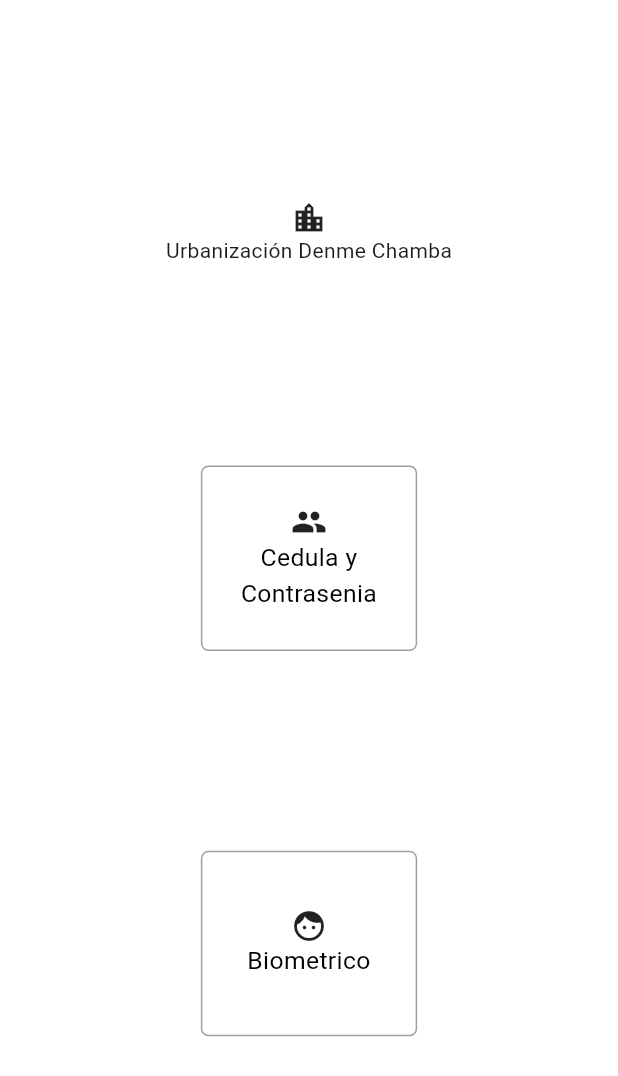
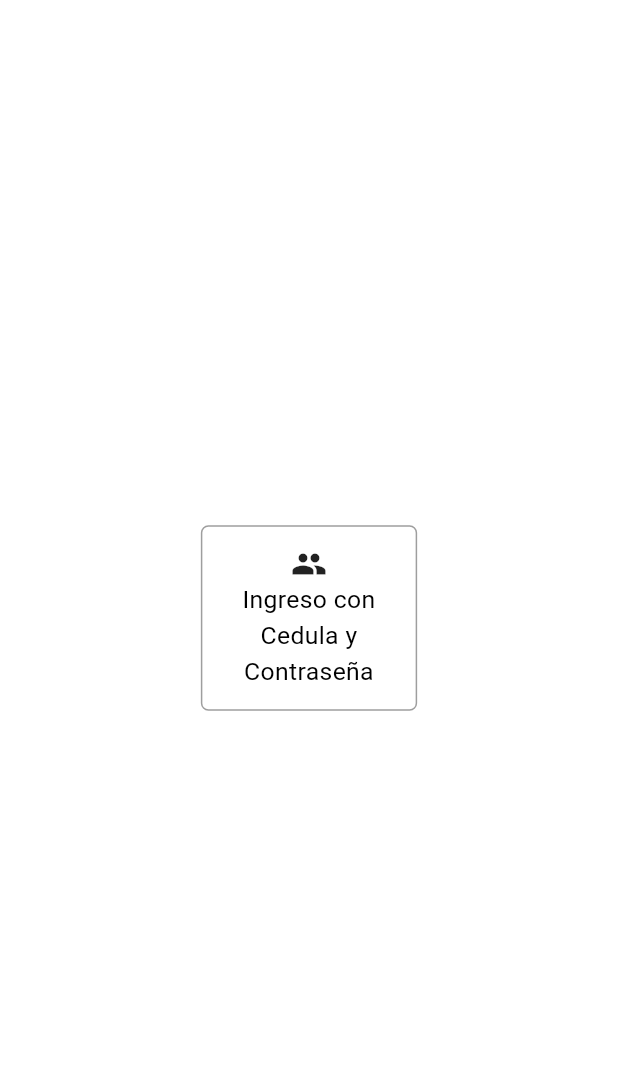
Before and after one commit to LsRood26/visitorRegistration, a Flutter app: the screen it shows after launch, on a phone screen of 412 x 824 dp. Shown: the top 1076 px of the screen. Run offline on Flutter 3.47's test engine with Material 3 defaults, Android fonts, the phone set to English and light mode, and no system bars; our stand-ins replace flutter_secure_storage, image_picker; statements that could not run were skipped.

Commit message:
fix: login

```diff
--- a/lib/screens/login/login.dart
+++ b/lib/screens/login/login.dart
@@ -1,5 +1,4 @@
 import 'package:flutter/material.dart';
-import 'package:visitorregistration/services/auth_service.dart';
 
 class LoginOptionsPage extends StatefulWidget {
   const LoginOptionsPage({super.key});
@@ -21,24 +20,12 @@ class _LoginOptionsPageState extends State<LoginOptionsPage> {
         child: Column(
           mainAxisAlignment: MainAxisAlignment.spaceEvenly,
           children: [
-            Column(
-              children: [
-                Icon(Icons.location_city),
-                Text('Urbanización Denme Chamba'),
-              ],
-            ),
             InkWell(
                 onTap: () {
-                  //Navigator.pushNamed(context, '/residenthome');
                   Navigator.pushNamed(context, '/loginpassword');
                 },
-                child: loginOption(
-                    'Cedula y Contrasenia', Icon(Icons.people), size)),
-            InkWell(
-                onTap: () {
-                  Navigator.pushNamed(context, '/residenthome');
-                },
-                child: loginOption('Biometrico', Icon(Icons.face), size))
+                child: loginOption('Ingreso con Cedula y Contraseña',
+                    Icon(Icons.people), size)),
           ],
         ),
       ),
--- a/lib/screens/login/login_password.dart
+++ b/lib/screens/login/login_password.dart
@@ -28,7 +28,7 @@ class _LoginPageState extends State<LoginPasswordPage> {
             Column(
               children: [
                 Icon(Icons.ac_unit_sharp),
-                Text('Urbanización Denme Chamba'),
+                Text('Urbanización'),
               ],
             ),
             Container(
@@ -56,7 +56,7 @@ class _LoginPageState extends State<LoginPasswordPage> {
                     isLoading = true;
                   });
                   service.login(provider.dniController.text,
-                      int.parse(provider.passwordController.text), context);
+                      provider.passwordController.text, context);
                   setState(() {
                     isLoading = false;
                   });
```
Also changed, not shown: lib/providers/provider_login.dart (+31 -0 lines), lib/services/auth_service.dart (+11 -6 lines).
